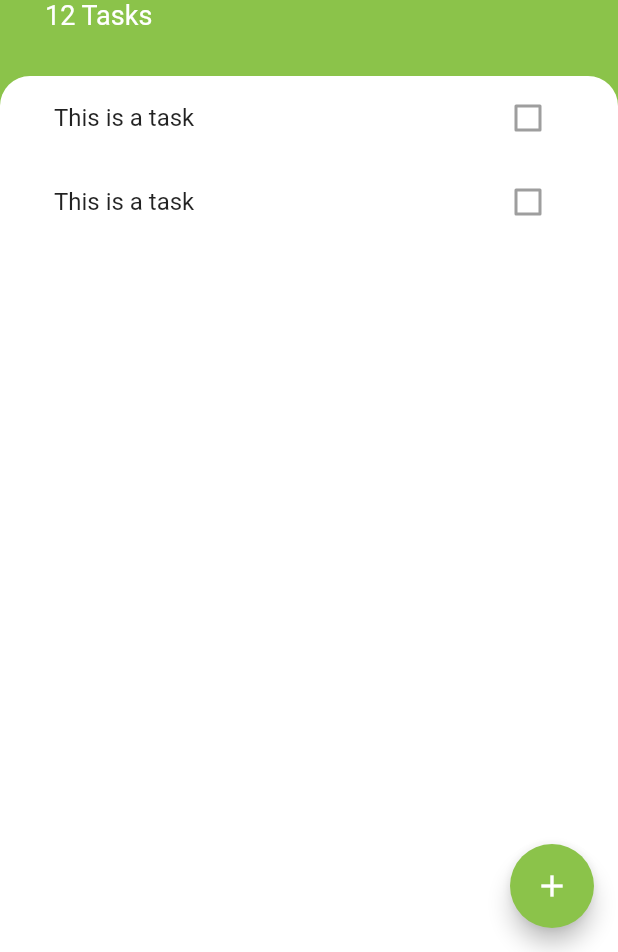
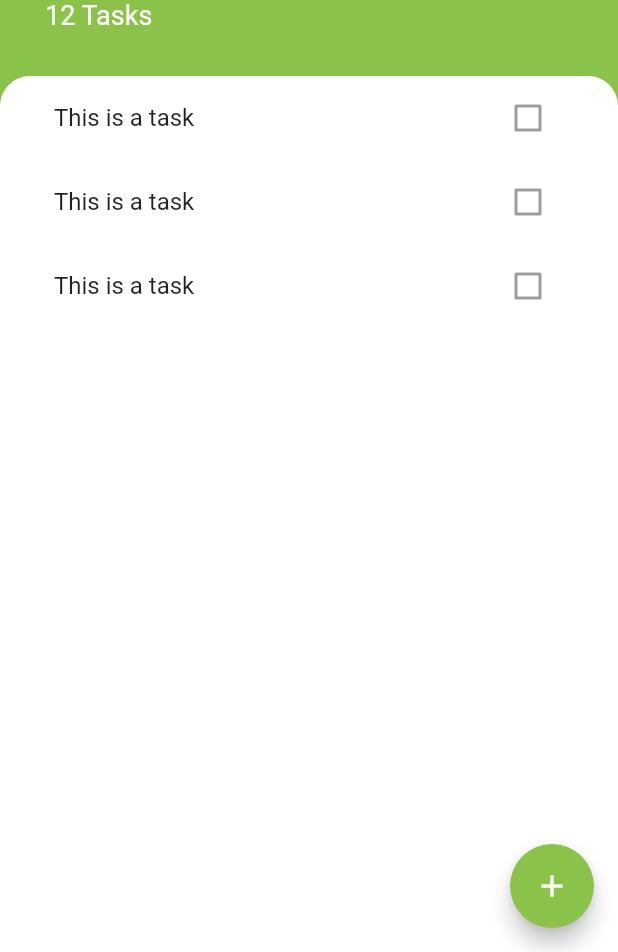
Before and after one commit to balajistark30/todoey, a Flutter app: the screen it shows after launch, on a phone screen of 412 x 824 dp, the part 284-1236 px from its top. Run offline on Flutter 3.47's test engine with Material 2 defaults, Android fonts, the phone set to English and light mode, and no system bars.

Commit message:
TaskTitles were added to TaskList

```diff
--- a/lib/screens/tasks_screen.dart
+++ b/lib/screens/tasks_screen.dart
@@ -76,10 +76,8 @@ class TasksList extends StatelessWidget {
     return ListView(
       children: const [
         TaskTile(),
-        ListTile(
-          title: Text('This is a task'),
-          trailing: Checkbox(value: false, onChanged: null),
-        ),
+        TaskTile(),
+        TaskTile(),
       ],
     );
   }
```
